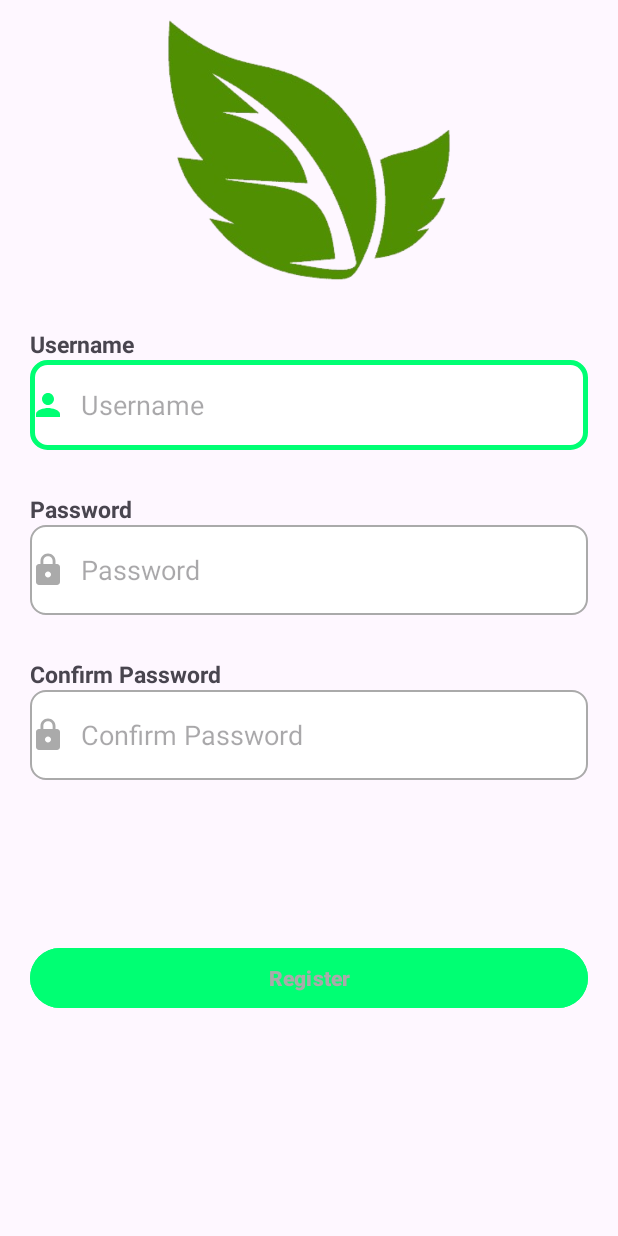
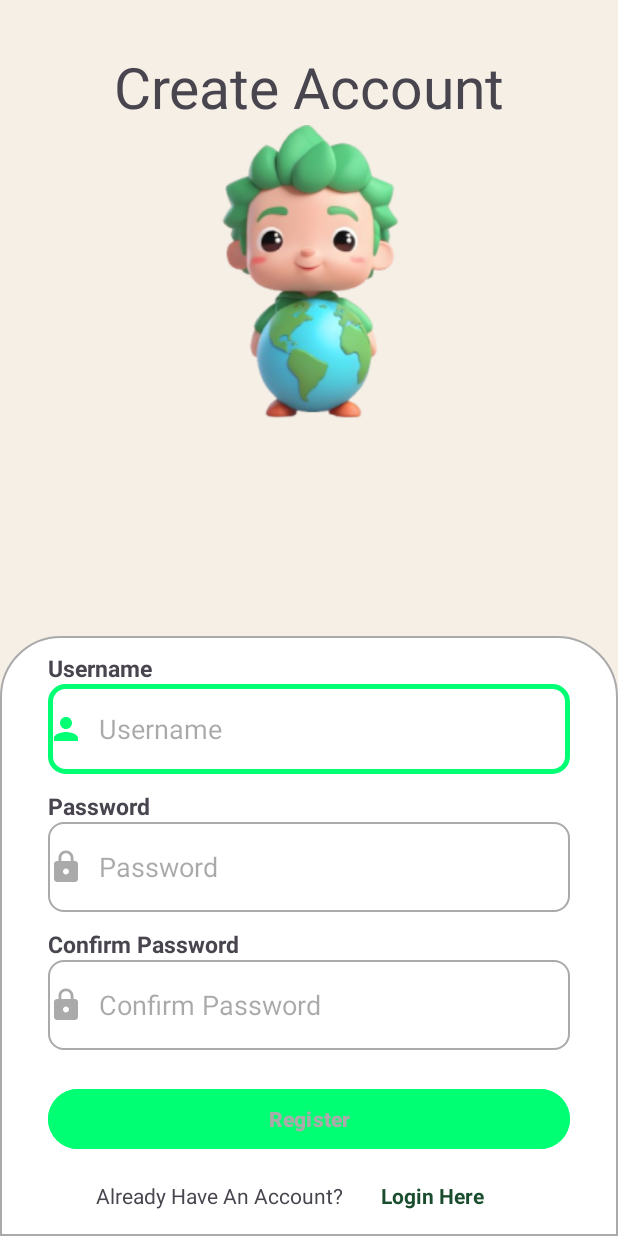
Before and after one commit to Nox-Matt/PlantAppApplication, an Android app: the RegisterActivity screen opened directly, with no data from a screen before it, on a phone screen of 412 x 824 dp. Run offline under Robolectric (Android 15) with nearby library versions, the light colour scheme and no system bars.

Commit message:
register UI

```diff
--- a/app/src/main/res/layout/activity_register.xml
+++ b/app/src/main/res/layout/activity_register.xml
@@ -5,114 +5,157 @@
     android:id="@+id/main"
     android:layout_width="match_parent"
     android:layout_height="match_parent"
+    android:background="@color/backgroundLoginRegister"
     tools:context=".ui.register.RegisterActivity">
 
     <ImageView
         android:id="@+id/img_register"
         android:layout_width="match_parent"
         android:layout_height="200dp"
-        android:src="@drawable/leaf_img"
-        app:layout_constraintTop_toTopOf="parent"
+        android:src="@drawable/img_person"
+        app:layout_constraintHorizontal_bias="0.0"
+        app:layout_constraintLeft_toLeftOf="parent"
         app:layout_constraintRight_toRightOf="parent"
+        app:layout_constraintTop_toBottomOf="@+id/textWelcome" />
+
+    <TextView
+        android:id="@+id/textWelcome"
+        android:layout_width="wrap_content"
+        android:layout_height="wrap_content"
+        android:layout_marginTop="32dp"
+        android:text="@string/welcomeRegister"
+        android:textSize="38dp"
+        app:layout_constraintBottom_toTopOf="@+id/img_register"
+        app:layout_constraintEnd_toEndOf="parent"
+        app:layout_constraintStart_toStartOf="parent"
+        app:layout_constraintTop_toTopOf="parent" />
+
+    <View
+        android:id="@+id/banner"
+        android:layout_width="match_parent"
+        android:layout_height="400dp"
+        android:background="@drawable/custom_login_reg"
+        app:layout_constraintBottom_toBottomOf="parent"
+        app:layout_constraintHorizontal_bias="0.0"
         app:layout_constraintLeft_toLeftOf="parent"
-        />
+        app:layout_constraintRight_toRightOf="parent" />
 
     <TextView
         android:layout_width="wrap_content"
         android:layout_height="wrap_content"
+        android:layout_marginLeft="32dp"
+        android:text="@string/username"
         android:textSize="15dp"
-        android:text="@string/username"
-        android:layout_marginStart="20dp"
         android:textStyle="bold"
         app:layout_constraintBottom_toTopOf="@+id/edt_username"
-        app:layout_constraintLeft_toLeftOf="parent"
-        />
+        app:layout_constraintLeft_toLeftOf="parent" />
+
     <EditText
         android:id="@+id/edt_username"
         android:layout_width="match_parent"
         android:layout_height="60dp"
-        android:layout_marginTop="40dp"
-        android:hint="@string/username"
+        android:layout_marginLeft="32dp"
+        android:layout_marginTop="32dp"
+        android:layout_marginRight="32dp"
         android:background="@drawable/custom_input"
         android:drawableStart="@drawable/custom_user_icon"
         android:drawablePadding="10dp"
-        app:layout_constraintTop_toBottomOf="@+id/img_register"
+        android:hint="@string/username"
+        app:layout_constraintLeft_toLeftOf="parent"
         app:layout_constraintRight_toRightOf="parent"
-        app:layout_constraintLeft_toLeftOf="parent"
-        android:layout_marginStart="20dp"
-        android:layout_marginEnd="20dp"
-        />
+        app:layout_constraintTop_toTopOf="@+id/banner" />
 
     <TextView
         android:layout_width="wrap_content"
         android:layout_height="wrap_content"
+        android:layout_marginLeft="32dp"
         android:text="@string/password"
         android:textSize="15dp"
         android:textStyle="bold"
         app:layout_constraintBottom_toTopOf="@+id/edt_password"
-        app:layout_constraintLeft_toLeftOf="parent"
-        android:layout_marginStart="20dp"
-        />
+        app:layout_constraintLeft_toLeftOf="parent" />
 
     <EditText
         android:id="@+id/edt_password"
         android:layout_width="match_parent"
         android:layout_height="60dp"
-        app:layout_constraintTop_toBottomOf="@+id/edt_username"
-        android:layout_marginTop="50dp"
-        android:hint="@string/password"
-        android:layout_marginStart="20dp"
-        android:layout_marginEnd="20dp"
-        android:drawablePadding="10dp"
+        android:layout_marginLeft="32dp"
+        android:layout_marginTop="32dp"
+        android:layout_marginRight="32dp"
         android:background="@drawable/custom_input"
         android:drawableStart="@drawable/custom_lock_icon"
+        android:drawablePadding="10dp"
+        android:hint="@string/password"
         app:layout_constraintLeft_toLeftOf="parent"
         app:layout_constraintRight_toRightOf="parent"
-        />
+        app:layout_constraintTop_toBottomOf="@+id/edt_username" />
 
     <TextView
         android:layout_width="wrap_content"
         android:layout_height="wrap_content"
+        android:layout_marginLeft="32dp"
         android:text="@string/confirm_password"
+        android:textSize="15dp"
+        android:textStyle="bold"
         app:layout_constraintBottom_toTopOf="@+id/edt_confirm_password"
-        app:layout_constraintLeft_toLeftOf="parent"
-        android:layout_marginStart="20dp"
-        android:textStyle="bold"
-        android:textSize="15dp"
-        />
+        app:layout_constraintLeft_toLeftOf="parent" />
 
     <EditText
         android:id="@+id/edt_confirm_password"
         android:layout_width="match_parent"
         android:layout_height="60dp"
-        android:layout_marginTop="50dp"
+        android:layout_marginLeft="32dp"
+        android:layout_marginTop="32dp"
+        android:layout_marginRight="32dp"
         android:background="@drawable/custom_input"
+        android:drawableStart="@drawable/custom_lock_icon"
+        android:drawablePadding="10dp"
         android:hint="@string/confirm_password"
-        android:drawablePadding="10dp"
-        android:drawableStart="@drawable/custom_lock_icon"
-        app:layout_constraintTop_toBottomOf="@+id/edt_password"
-        android:layout_marginStart="20dp"
-        android:layout_marginEnd="20dp"
         app:layout_constraintLeft_toLeftOf="parent"
         app:layout_constraintRight_toRightOf="parent"
-        />
+        app:layout_constraintTop_toBottomOf="@+id/edt_password" />
 
 
     <Button
         android:id="@+id/btn_register"
         android:layout_width="match_parent"
         android:layout_height="wrap_content"
+        android:layout_marginLeft="32dp"
+        android:layout_marginRight="32dp"
+        android:layout_marginBottom="32dp"
         android:backgroundTint="@color/green"
-        app:layout_constraintBottom_toBottomOf="parent"
-        app:layout_constraintTop_toBottomOf="@+id/edt_confirm_password"
-        app:layout_constraintRight_toRightOf="parent"
-        app:layout_constraintLeft_toLeftOf="parent"
+        android:text="@string/register"
         android:textColor="@android:color/darker_gray"
         android:textStyle="bold"
-        android:text="@string/register"
-        android:layout_marginStart="20dp"
-        android:layout_marginEnd="20dp"
-        android:layout_marginBottom="40dp"
-        />
+        app:layout_constraintBottom_toBottomOf="parent"
+        app:layout_constraintLeft_toLeftOf="parent"
+        app:layout_constraintRight_toRightOf="parent"
+        app:layout_constraintTop_toBottomOf="@+id/edt_confirm_password" />
+
+    <TextView
+        android:id="@+id/hintRegister"
+        android:layout_width="wrap_content"
+        android:layout_height="wrap_content"
+        android:layout_marginStart="32dp"
+        android:text="@string/hintLogin"
+        app:layout_constraintBottom_toBottomOf="@+id/banner"
+        app:layout_constraintStart_toStartOf="@+id/btn_register"
+        app:layout_constraintTop_toBottomOf="@+id/btn_register" />
+
+    <TextView
+        android:id="@+id/hyperlinkLogin"
+        android:layout_width="wrap_content"
+        android:layout_height="wrap_content"
+        android:layout_marginEnd="32dp"
+        android:textColor="@color/hyperlinkColor"
+        android:textStyle="bold"
+        android:clickable="true"
+        android:focusable="true"
+        android:text="@string/hyperlinkClick"
+        app:layout_constraintBottom_toBottomOf="@+id/banner"
+        app:layout_constraintEnd_toEndOf="@+id/btn_register"
+        app:layout_constraintStart_toEndOf="@+id/hintRegister"
+        app:layout_constraintTop_toBottomOf="@+id/btn_register" />
+
 
 </androidx.constraintlayout.widget.ConstraintLayout>
--- a/app/src/main/res/values/colors.xml
+++ b/app/src/main/res/values/colors.xml
@@ -9,4 +9,5 @@
     <color name="white">#FFFFFFFF</color>
     <color name="green">#00ff73</color>
     <color name="backgroundLoginRegister">#F5EFE6</color>
+    <color name="hyperlinkColor">#1A4D2E</color>
 </resources>
--- a/app/src/main/res/values/strings.xml
+++ b/app/src/main/res/values/strings.xml
@@ -18,7 +18,7 @@
     <string name="camera">Camera</string>
     <string name="gallery">Gallery</string>
     <string name="analyze">Analyze</string>
-    <string name="welcome">welcome</string>
+    <string name="welcome">Welcome</string>
     <string name="title_menu2">We are trying to analyze your plant\'s diseases</string>
     <string name="title_menu3">We are trying to give guidance material</string>
     <string name="login">Login</string>
@@ -49,4 +49,7 @@
     <string name="second_fragment_label">Second Fragment</string>
     <string name="next">Next</string>
     <string name="previous">Previous</string>
+    <string name="welcomeRegister">Create Account</string>
+    <string name="hintLogin">Already Have An Account?</string>
+    <string name="hyperlinkClick">Login Here</string>
 </resources>
```
